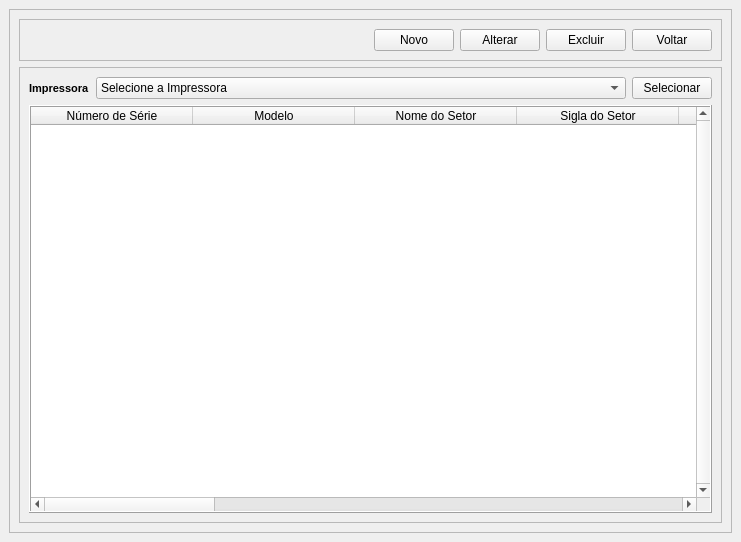
Above: View/Telas/CD_Contagem.ui from Blastoles/ProjetoSCGI before the change. Below: the same form after it.
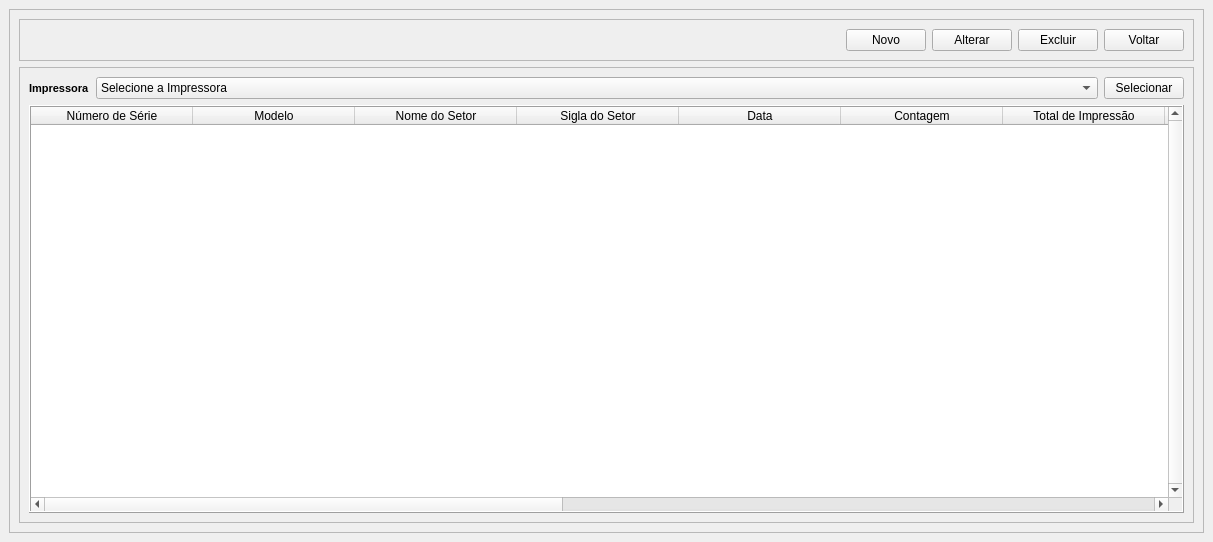
That is the form after the change. Icons and pictures are not drawn.

```diff
--- a/View/Telas/CD_Contagem.ui
+++ b/View/Telas/CD_Contagem.ui
@@ -6,7 +6,7 @@
    <rect>
     <x>0</x>
     <y>0</y>
-    <width>741</width>
+    <width>1213</width>
     <height>542</height>
    </rect>
   </property>
```
